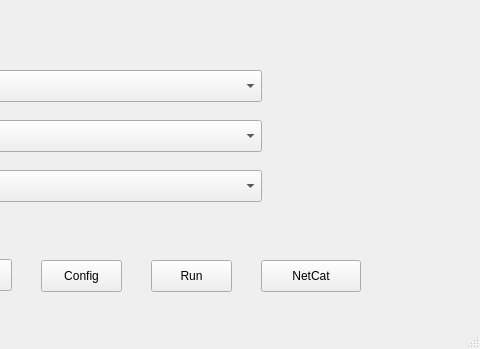
This is mainwindow.ui in challinan/MrrServerSide as Qt 5 draws it before an edit; both pictures show x 229 to 709 and y 0 to 349 of the 709 by 349 pixel window. The edited form follows.
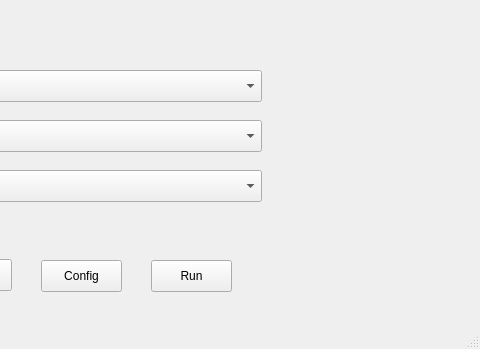
This is the edited form.

Commit message: After 9 months idle, getting back to this project.  Changes include retooling gstreamer code, removing netcat button and code, and more

The edit to the form file:
```diff
--- a/mainwindow.ui
+++ b/mainwindow.ui
@@ -144,19 +144,6 @@
      <string>Run</string>
     </property>
    </widget>
-   <widget class="QPushButton" name="netcat_pButton">
-    <property name="geometry">
-     <rect>
-      <x>490</x>
-      <y>260</y>
-      <width>100</width>
-      <height>32</height>
-     </rect>
-    </property>
-    <property name="text">
-     <string>NetCat</string>
-    </property>
-   </widget>
   </widget>
   <widget class="QMenuBar" name="menubar">
    <property name="geometry">
```
Left out of the diff: 2 changed lines with no effect on the pictures. The commit also changes 7 other files.
